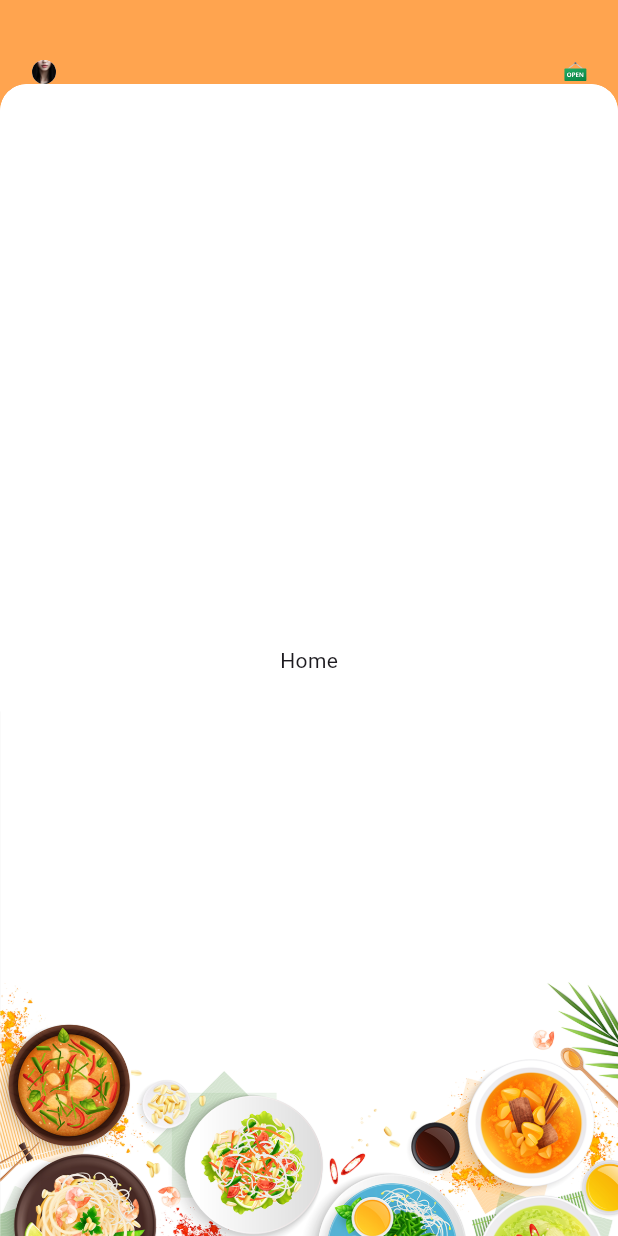
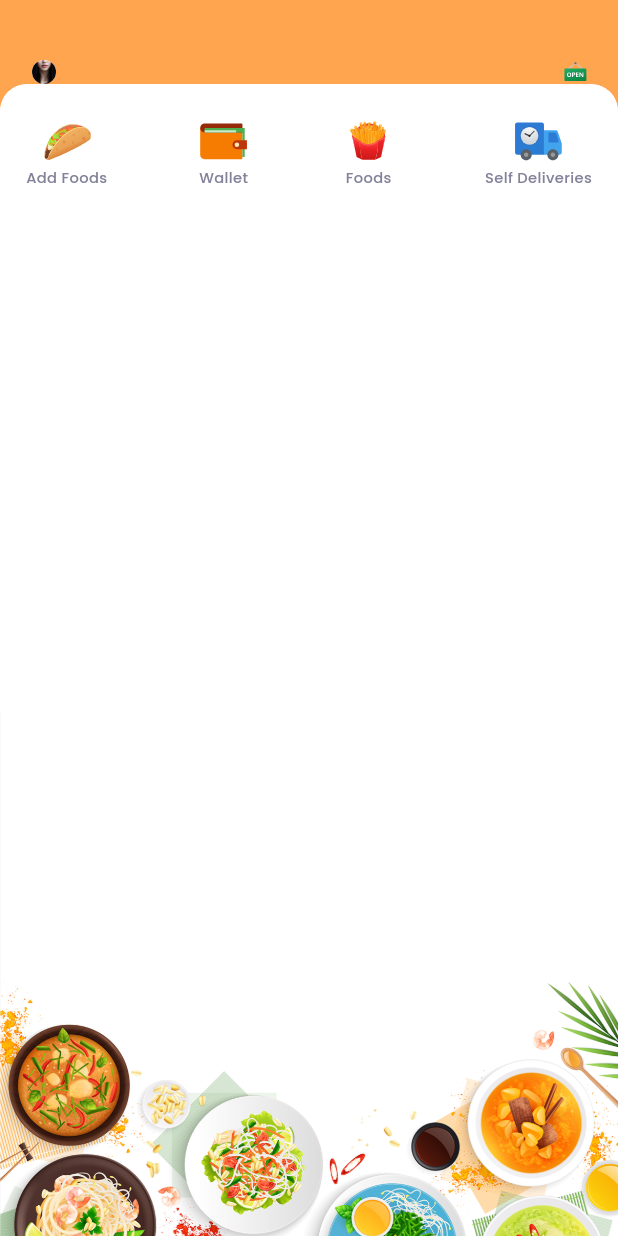
Before and after one commit to jonathanGontijo/restaurante, a Flutter app: the screen it shows after launch, on a phone screen of 412 x 824 dp. Run offline on Flutter 3.47's test engine with Material 3 defaults, Android fonts, the phone set to English and light mode, and no system bars; our stand-ins replace firebase_core, flutter_screenutil, flutter_svg, get, get_storage, google_fonts; accounts and stored records are empty; project files that could hold a hidden picture were left out.

Commit message:
home tile on homepage

```diff
--- /dev/null
+++ b/lib/common/home_tile.dart
@@ -0,0 +1,32 @@
+import 'package:flutter/material.dart';
+import 'package:flutter_screenutil/flutter_screenutil.dart';
+import 'package:flutter_svg/svg.dart';
+import 'package:restaurante/common/app_style.dart';
+import 'package:restaurante/common/reusable_text.dart';
+import 'package:restaurante/constants/constants.dart';
+
+class HomeTile extends StatelessWidget {
+  const HomeTile({
+    super.key,
+    this.onTap,
+    required this.text,
+    required this.iconPath,
+  });
+
+  final void Function()? onTap;
+  final String text;
+  final String iconPath;
+
+  @override
+  Widget build(BuildContext context) {
+    return GestureDetector(
+      onTap: onTap,
+      child: Column(
+        children: [
+          SvgPicture.asset(iconPath, height: 40.h, width: 40.w),
+          ReusableText(text: text, style: appStyle(11, kGray, FontWeight.w500)),
+        ],
+      ),
+    );
+  }
+}
--- a/lib/views/home/home_page.dart
+++ b/lib/views/home/home_page.dart
@@ -1,7 +1,9 @@
 import 'package:flutter/material.dart';
+import 'package:flutter_screenutil/flutter_screenutil.dart';
 import 'package:restaurante/common/background_container.dart';
 import 'package:restaurante/common/custom_appbar.dart';
 import 'package:restaurante/constants/constants.dart';
+import 'package:restaurante/views/home/widgets/home_tiles.dart';
 
 class HomePage extends StatefulWidget {
   const HomePage({super.key});
@@ -20,9 +22,14 @@ class _HomePageState extends State<HomePage> {
         backgroundColor: kSecondary,
         flexibleSpace: const CustomAppBar(),
       ),
-      body: const BackGroundContainer(
-        child: Center(
-          child: Text("Home"),
+      body: BackGroundContainer(
+        child: ListView(
+          physics: NeverScrollableScrollPhysics(),
+          padding: EdgeInsets.zero,
+          children: [
+            SizedBox(height: 15.h),
+            const HomeTiles(),
+          ],
         ),
       ),
     );
--- /dev/null
+++ b/lib/views/home/widgets/home_tiles.dart
@@ -0,0 +1,51 @@
+import 'package:flutter/material.dart';
+import 'package:flutter_screenutil/flutter_screenutil.dart';
+import 'package:restaurante/common/home_tile.dart';
+import 'package:restaurante/constants/constants.dart';
+
+class HomeTiles extends StatelessWidget {
+  const HomeTiles({
+    super.key,
+  });
+
+  @override
+  Widget build(BuildContext context) {
+    return Container(
+      margin: EdgeInsets.symmetric(horizontal: 12.w),
+      padding: EdgeInsets.symmetric(horizontal: 6.w),
+      height: 65.h,
+      decoration: BoxDecoration(
+        color: kWhite,
+        borderRadius: BorderRadius.circular(10.r),
+      ),
+      child: Padding(
+        padding:  EdgeInsets.only(top: 8.h),
+        child: Row(
+          mainAxisAlignment: MainAxisAlignment.spaceBetween,
+          children: [
+            HomeTile(
+              text: "Add Foods",
+              iconPath: "assets/icons/taco.svg",
+              onTap: () {},
+            ),
+            HomeTile(
+              text: "Wallet",
+              iconPath: "assets/icons/wallet.svg",
+              onTap: () {},
+            ),
+            HomeTile(
+              text: "Foods",
+              iconPath: "assets/icons/french_fries.svg",
+              onTap: () {},
+            ),
+            HomeTile(
+              text: "Self Deliveries",
+              iconPath: "assets/icons/deliver_food.svg",
+              onTap: () {},
+            ),
+          ],
+        ),
+      ),
+    );
+  }
+}
--- a/pubspec.yaml
+++ b/pubspec.yaml
@@ -40,6 +40,7 @@ dependencies:
   flutter_svg: ^2.0.9
   firebase_auth: ^4.6.3
   firebase_core: ^2.13.0
+  google_fonts: ^6.1.0
 
 dev_dependencies:
   flutter_test:
```
Also changed, not shown: pubspec.lock.
